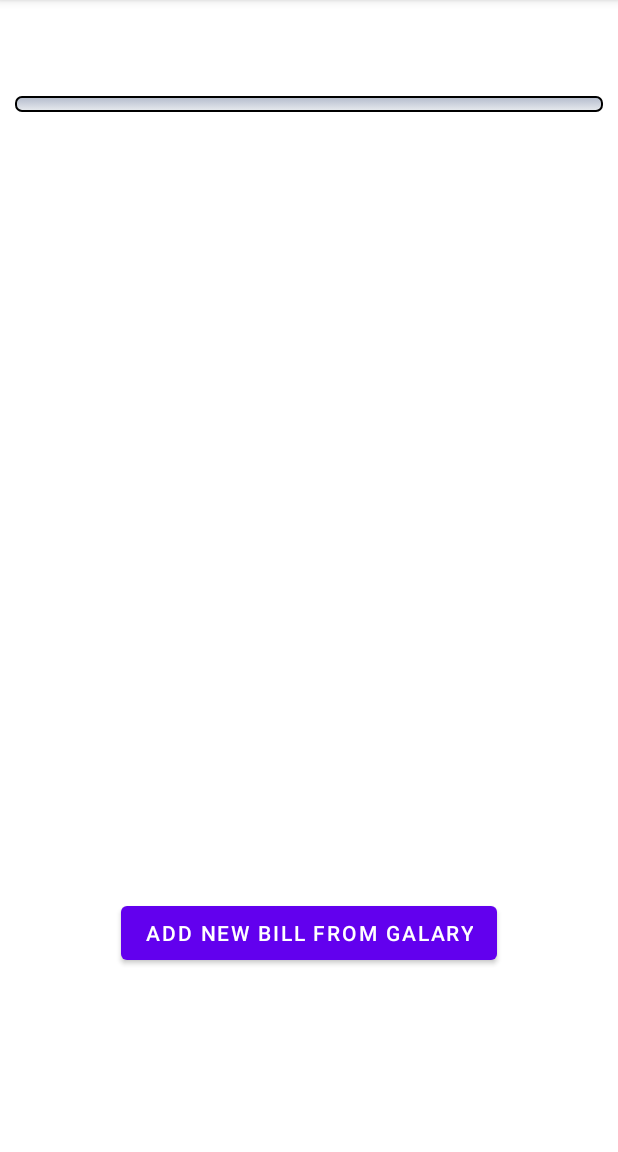
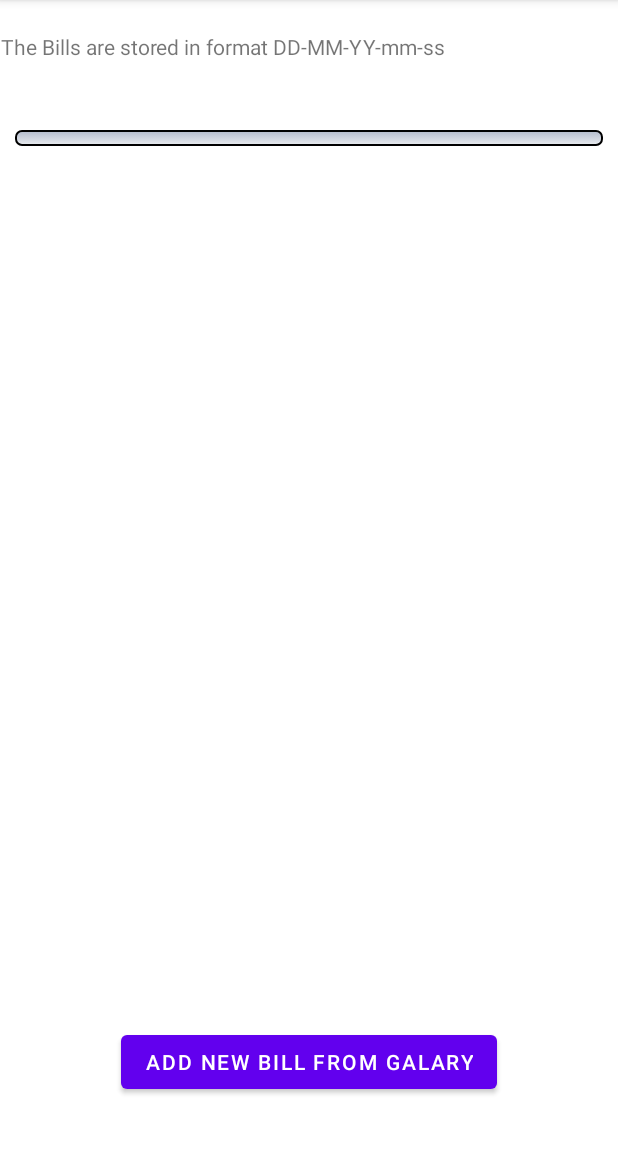
Before and after one commit to bleezebub/BillCategorisation, an Android app: the ThirdScreen screen opened directly, with no data from a screen before it, on a phone screen of 412 x 824 dp, the part 84-1236 px from its top. Run offline under Robolectric (Android 15) with nearby library versions, the phone set to English and light mode, and no system bars; our stand-ins replace Firebase (no records; nobody signed in at launch, a user with empty details on screens opened directly); 6 statements that could not run were skipped.

Commit message:
almost done

```diff
--- a/app/src/main/res/layout/activity_third_screen.xml
+++ b/app/src/main/res/layout/activity_third_screen.xml
@@ -14,7 +14,8 @@
         android:layout_height="wrap_content"
         app:layout_constraintBottom_toTopOf="@+id/imageView"
         app:layout_constraintTop_toTopOf="parent"
-        tools:layout_editor_absoluteX="17dp" />
+        app:layout_constraintVertical_bias="0.462"
+        tools:layout_editor_absoluteX="9dp" />
 
     <Button
         android:id="@+id/add_new_bill_galary"
@@ -26,17 +27,28 @@
         app:layout_constraintEnd_toEndOf="parent"
         app:layout_constraintStart_toStartOf="parent"
         app:layout_constraintTop_toTopOf="parent"
-        app:layout_constraintVertical_bias="0.831" />
+        app:layout_constraintVertical_bias="0.95" />
 
     <ImageView
         android:id="@+id/imageView"
         android:layout_width="409dp"
-        android:layout_height="428dp"
-        android:layout_marginBottom="32dp"
+        android:layout_height="475dp"
+        android:layout_marginBottom="12dp"
         app:layout_constraintBottom_toTopOf="@+id/add_new_bill_galary"
         app:layout_constraintEnd_toEndOf="parent"
-        app:layout_constraintHorizontal_bias="0.157"
         app:layout_constraintStart_toStartOf="parent"
         tools:srcCompat="@tools:sample/avatars" />
 
+    <TextView
+        android:id="@+id/textView2"
+        android:layout_width="wrap_content"
+        android:layout_height="wrap_content"
+        android:text="The Bills are stored in format DD-MM-YY-mm-ss"
+        app:layout_constraintBottom_toTopOf="@+id/final_page_spinner"
+        app:layout_constraintEnd_toEndOf="parent"
+        app:layout_constraintHorizontal_bias="0.008"
+        app:layout_constraintStart_toStartOf="parent"
+        app:layout_constraintTop_toTopOf="parent"
+        app:layout_constraintVertical_bias="0.318" />
+
 </androidx.constraintlayout.widget.ConstraintLayout>
```
Also changed, not shown: app/src/main/java/com/example/billsorting/ThirdScreen.kt (+55 -45 lines).
